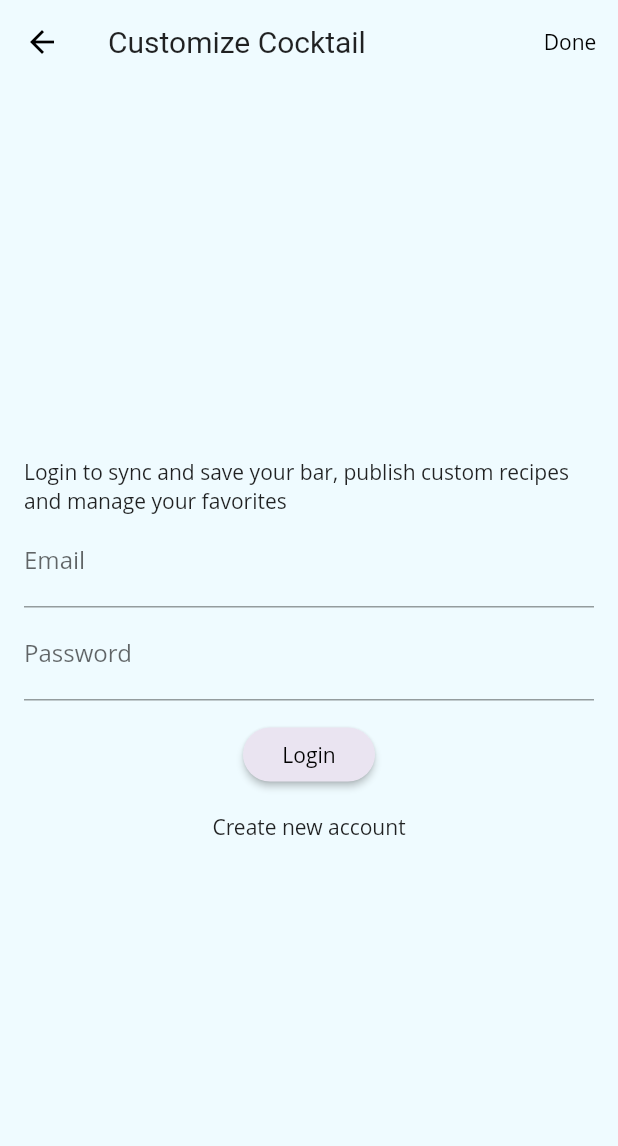
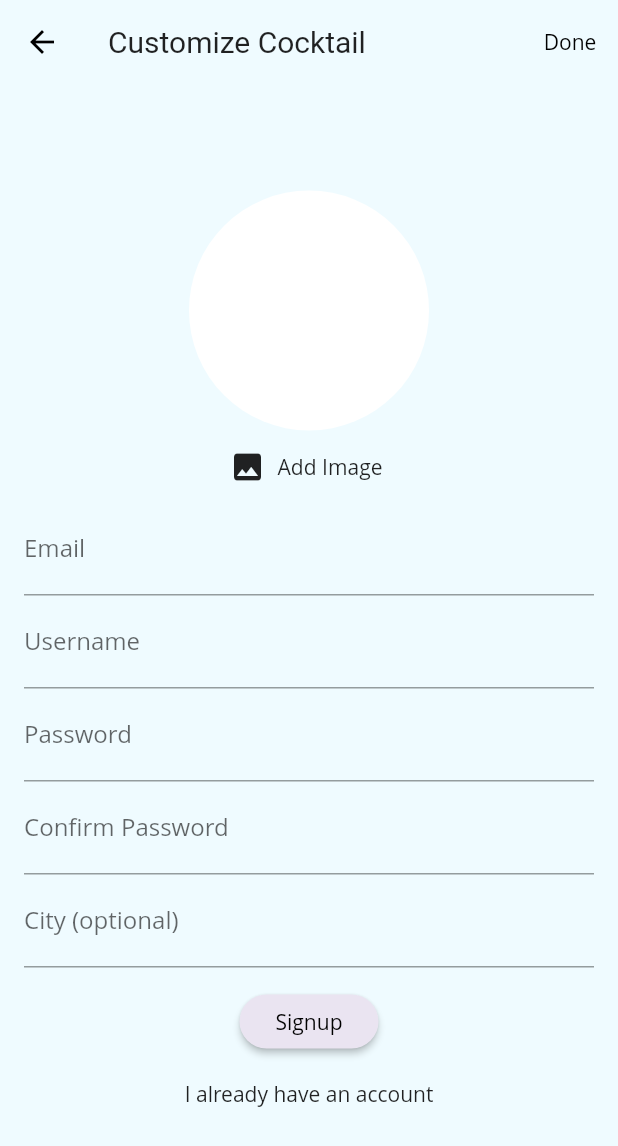
Before and after one commit to Archeane/Bartender, a Flutter app: the CustomizeCocktailScreen screen opened directly, after a tap on "Done", on a phone screen of 412 x 824 dp. Shown: the top 1146 px of the screen. Run offline on Flutter 3.47's test engine with Material 2 defaults, Android fonts, the phone set to English and light mode, and no system bars; our stand-ins replace cached_network_image, carousel_slider, cloud_firestore, dropdown_search, firebase_auth, firebase_core and 3 more; missing offline and left inert: fraction, grouped_buttons; accounts and stored records are empty; Roboto replaces fonts that are missing (Open Sans); statements that could not run were skipped.

Commit message:
merge with mac code

```diff
--- a/lib/screens/community_cocktail_screen.dart
+++ b/lib/screens/community_cocktail_screen.dart
@@ -47,11 +47,11 @@ class _CommunityCocktailScreenState extends State<CommunityCocktailScreen> {
         margin: const EdgeInsets.only(bottom: 10),
         child: FittedBox(
           child: FloatingActionButton.extended(
-            heroTag: "createReceipe",
+            heroTag: "createRecipe",
             elevation: 4,
               backgroundColor: Color(0xFFFAE7E4),
               icon: Icon(Icons.add),
-              label: const Text("Create a Receipe"),
+              label: const Text("Create a Recipe"),
               onPressed: () => Navigator.of(context).push(
                 MaterialPageRoute(builder: (_) {
                   return CustomizeCocktailScreen(null);
--- a/lib/screens/customize_cocktail_screen.dart
+++ b/lib/screens/customize_cocktail_screen.dart
@@ -87,7 +87,7 @@ class _CustomizeCocktailScreenState extends State<CustomizeCocktailScreen> {
         SnackBar(
           content: Text(_ingredientsList.length == 0
             ? "Please add at least one ingredient"
-            : "Please add at least one prepartion step"),
+            : "Please add at least one preparation step"),
           backgroundColor: Theme.of(ctx).errorColor,
         ),
       );
@@ -118,7 +118,7 @@ class _CustomizeCocktailScreenState extends State<CustomizeCocktailScreen> {
 
     ScaffoldMessenger.of(ctx).showSnackBar(
         SnackBar(
-          content: Text("Custom Receipe added!"),
+          content: Text("Custom Recipe added!"),
           backgroundColor: Colors.greenAccent,
           duration: Duration(milliseconds: 2000),
         ),
@@ -159,7 +159,7 @@ class _CustomizeCocktailScreenState extends State<CustomizeCocktailScreen> {
                   child: Column(
                     children: [
                       Container(
-                        child: ReceipeImagePicker(_pickedImage, _saveRecipeName),
+                        child: RecipeImagePicker(_pickedImage, _saveRecipeName),
                       ),
                       Row(children: [
                         Expanded(
--- a/lib/screens/mybar_cocktails_screen.dart
+++ b/lib/screens/mybar_cocktails_screen.dart
@@ -51,6 +51,7 @@ class _MyBarCocktailScreenState extends State<MyBarCocktailScreen> {
     Auth authProvider = Provider.of<Auth>(context);
     final cocktails = _getCocktails(authProvider);
     double height = MediaQuery.of(context).size.height;
+
     final textThemes = Theme.of(context).textTheme;
 
     return Scaffold(
--- a/lib/widgets/auth/auth_form.dart
+++ b/lib/widgets/auth/auth_form.dart
@@ -25,7 +25,7 @@ class AuthForm extends StatefulWidget {
 
 class _AuthFormState extends State<AuthForm> {
   final _formKey = GlobalKey<FormState>();
-  var _isLogin = true;
+  var _isLogin = false;
   var _userEmail = '';
   var _userName = '';
   var _userPassword = '';
--- a/lib/widgets/customzie_cocktail_screen/prepstep_input_list.dart
+++ b/lib/widgets/customzie_cocktail_screen/prepstep_input_list.dart
@@ -15,7 +15,7 @@ class PrepstepInputList extends StatelessWidget {
       children: [
         Container(
           margin: const EdgeInsets.symmetric(vertical: 10),
-          child: Text("Prepreation Steps",
+          child: Text("Preparation Steps",
               style: textThemes.headline6)),
         Container(
           height: 50.0 * _prepStepsList.length,
--- a/lib/widgets/searchbar.dart
+++ b/lib/widgets/searchbar.dart
@@ -136,7 +136,7 @@ class _SearchBarState extends State<SearchBar> {
                       border: InputBorder.none,
                       hintText: widget.isIngredient
                         ? "Search for ingredient..."
-                        : "Search for a receipe...",
+                        : "Search for a recipe...",
                       hintStyle: const TextStyle(
                           color: Color.fromRGBO(142, 142, 147, 1)),
                     ),
```
Also changed, not shown: lib/screens/cocktail_detail_screen.dart (+4 -4 lines), lib/screens/community_cocktail_detail_screen.dart (+5 -5 lines), lib/widgets/customzie_cocktail_screen/receipe_image_picker.dart (+4 -4 lines), pubspec.lock, 2 other files.
